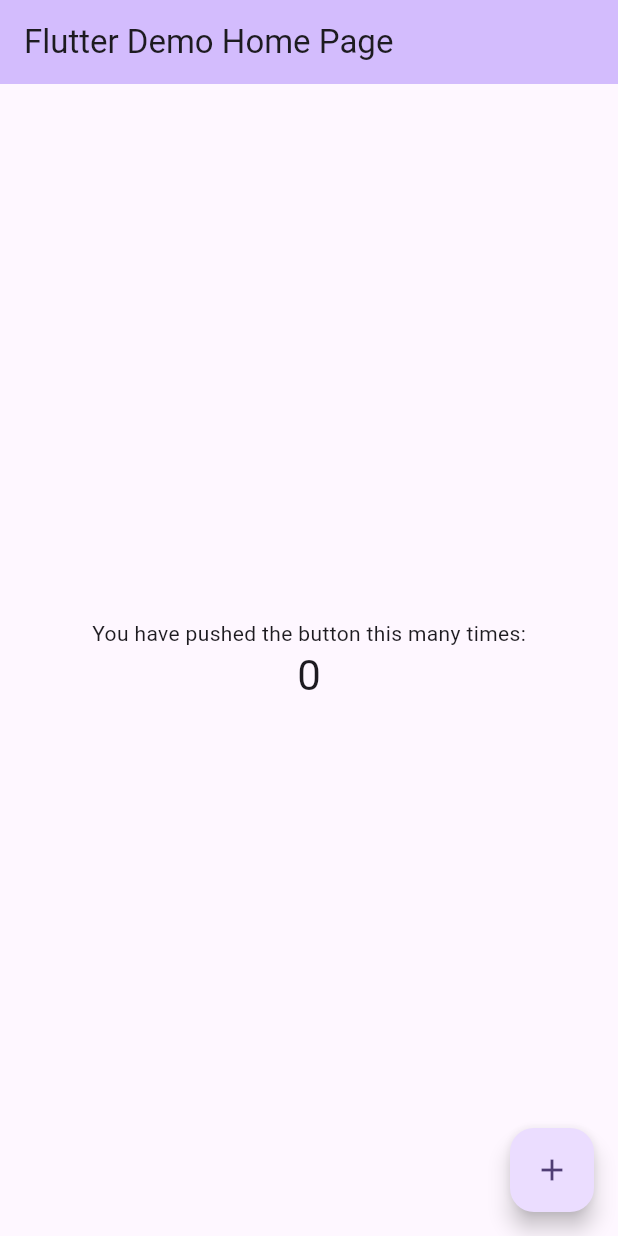
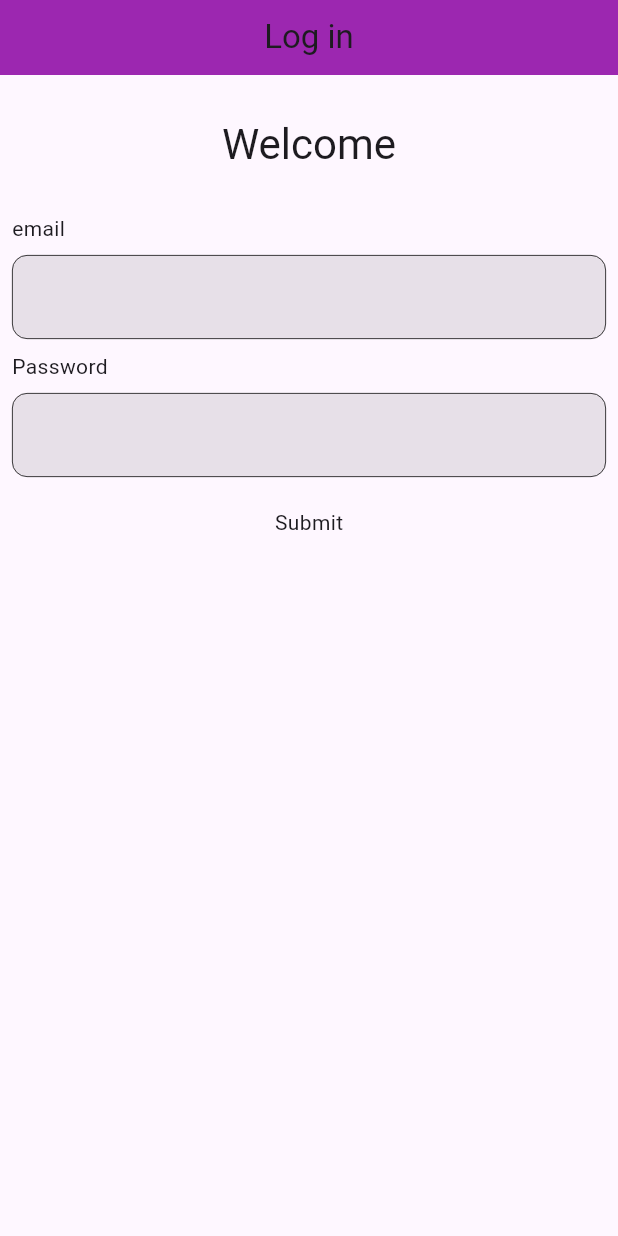
Before and after one commit to lekaa-alawad/da_assessment, a Flutter app: the screen it shows after launch, on a phone screen of 412 x 824 dp. Run offline on Flutter 3.47's test engine with Material 3 defaults, Android fonts, the phone set to English and light mode, and no system bars; our stand-ins replace awesome_dialog, dartz, dio, equatable, flutter_bloc, flutter_screenutil and 2 more; missing offline and left inert: animated_snack_bar.

Commit message:
login feature

```diff
--- /dev/null
+++ b/lib/core/http/mock_backend.dart
@@ -0,0 +1,18 @@
+import 'package:da_assessment/core/errors/base_error.dart';
+import 'package:da_assessment/feautre/log_in/data/model/user_model.dart';
+import 'package:dartz/dartz.dart';
+
+class MockBackEnd {
+  static UserModel userModel = UserModel(
+      id: '1',
+      email: 'lekaa.alawad@gmail.com'
+          '',
+      name: 'leka',
+      balance: 1000,
+      verificationStatus: '1',
+      activeTopUp: []);
+
+  static Future<Either<BaseError, Data>> login<Data>() async {
+    return Right(userModel as Data);
+  }
+}
--- /dev/null
+++ b/lib/core/ui/custom_appBar.dart
@@ -0,0 +1,22 @@
+import 'package:flutter/material.dart';
+
+class CustomAppBar extends StatelessWidget implements PreferredSizeWidget {
+  final String title;
+
+  const CustomAppBar({
+    super.key,
+    required this.title,
+  });
+
+  @override
+  Size get preferredSize => const Size.fromHeight(50);
+
+  @override
+  Widget build(BuildContext context) {
+    return AppBar(
+      backgroundColor: Colors.purple,
+      title: Text(title),
+      centerTitle: true,
+    );
+  }
+}
--- /dev/null
+++ b/lib/feautre/log_in/data/data_source/concrete_user_datasource.dart
@@ -0,0 +1,14 @@
+import 'package:da_assessment/core/http/mock_backend.dart';
+import 'package:da_assessment/feautre/log_in/domain/usecase/log_in_usecase.dart';
+import 'package:dartz/dartz.dart';
+
+import '../../../../core/errors/base_error.dart';
+import '../model/user_model.dart';
+import 'login_remote_datasource.dart';
+
+class ConcreteUserRemoteDataSource extends UserRemoteDataSource {
+  @override
+  Future<Either<BaseError, UserModel>> login(LogInParams params) {
+    return MockBackEnd.login();
+  }
+}
--- /dev/null
+++ b/lib/feautre/log_in/data/data_source/login_remote_datasource.dart
@@ -0,0 +1,10 @@
+import 'package:da_assessment/feautre/log_in/domain/usecase/log_in_usecase.dart';
+import 'package:dartz/dartz.dart';
+
+import '../../../../core/data_source/remote_data_source.dart';
+import '../../../../core/errors/base_error.dart';
+import '../model/user_model.dart';
+
+abstract class UserRemoteDataSource extends RemoteDataSource {
+  Future<Either<BaseError, UserModel>> login(LogInParams params);
+}
--- /dev/null
+++ b/lib/feautre/log_in/data/model/user_model.dart
@@ -0,0 +1,46 @@
+import 'package:da_assessment/core/models/base_model.dart';
+import 'package:da_assessment/feautre/log_in/domain/entity/user_entity.dart';
+
+class UserModel extends BaseModel<UserEntity> {
+  final String id;
+  final String email;
+  final String name;
+  final int balance;
+  final String verificationStatus;
+  final List activeTopUp;
+
+  UserModel(
+      {required this.id,
+      required this.email,
+      required this.name,
+      required this.balance,
+      required this.verificationStatus,
+      required this.activeTopUp});
+
+  factory UserModel.fromJson(Map<String, dynamic> json) {
+    return UserModel(
+      id: json['id'],
+      email: json['email'],
+      name: json['name'],
+      balance: json['balance'],
+      verificationStatus: json['verificationStatus'],
+      activeTopUp: json['activeTopUp'],
+    );
+  }
+
+  Map<String, dynamic> toJson() {
+    return {
+      'id': id,
+      'email': email,
+      'name': name,
+      'balance': balance,
+      'verificationStatus': verificationStatus,
+      'activeTopUp': activeTopUp,
+    };
+  }
+
+  @override
+  UserEntity toEntity() {
+    return UserEntity(id, email, name, balance, verificationStatus, activeTopUp);
+  }
+}
--- /dev/null
+++ b/lib/feautre/log_in/data/repository/concrete_user_repository.dart
@@ -0,0 +1,17 @@
+import 'package:da_assessment/feautre/log_in/domain/usecase/log_in_usecase.dart';
+
+import '../../../../core/results/result.dart';
+import '../../domain/entity/user_entity.dart';
+import '../../domain/repository/user_repository.dart';
+import '../data_source/login_remote_datasource.dart';
+
+class ConcreteUserRepository extends UserRepository {
+  UserRemoteDataSource remoteDataSource;
+  ConcreteUserRepository({required this.remoteDataSource});
+
+  @override
+  Future<Result<UserEntity>> login({required LogInParams params}) async {
+    final result = await remoteDataSource.login(params);
+    return call(result: result);
+  }
+}
--- /dev/null
+++ b/lib/feautre/log_in/domain/entity/user_entity.dart
@@ -0,0 +1,15 @@
+import 'package:da_assessment/core/entites/base_entity.dart';
+
+class UserEntity extends BaseEntity {
+  final String id;
+  final String email;
+  final String name;
+  final int balance;
+  final String verificationStatus;
+  final List activeTopUp;
+
+  UserEntity(this.id, this.email, this.name, this.balance, this.verificationStatus, this.activeTopUp);
+
+  @override
+  List<Object?> get props => [email, name, balance, verificationStatus, activeTopUp];
+}
--- /dev/null
+++ b/lib/feautre/log_in/domain/repository/user_repository.dart
@@ -0,0 +1,9 @@
+import 'package:da_assessment/feautre/log_in/domain/usecase/log_in_usecase.dart';
+
+import '../../../../core/repositories/core_repository.dart';
+import '../../../../core/results/result.dart';
+import '../entity/user_entity.dart';
+
+abstract class UserRepository extends CoreRepository {
+  Future<Result<UserEntity>> login({required LogInParams params});
+}
--- /dev/null
+++ b/lib/feautre/log_in/domain/usecase/log_in_usecase.dart
@@ -0,0 +1,30 @@
+import '../../../../core/params/base_params.dart';
+import '../../../../core/results/result.dart';
+import '../../../../core/usecase/usecase.dart';
+import '../entity/user_entity.dart';
+import '../repository/user_repository.dart';
+
+class LogInParams extends BaseParams {
+  LogInParams({required this.email, required this.password});
+
+  final String email;
+  final String password;
+
+  toJson() {
+    return {
+      'email': email,
+      'password': password,
+    };
+  }
+}
+
+class LogInUseCase extends UseCase<UserEntity, LogInParams> {
+  final UserRepository repository;
+
+  LogInUseCase(this.repository);
+
+  @override
+  Future<Result<UserEntity>> call({required LogInParams params}) {
+    return repository.login(params: params);
+  }
+}
--- /dev/null
+++ b/lib/feautre/log_in/ui/login_screen.dart
@@ -0,0 +1,96 @@
+import 'package:da_assessment/core/utils/form_utils/text_field_ext.dart';
+import 'package:da_assessment/core/utils/validators/email_validator.dart';
+import 'package:da_assessment/feautre/log_in/data/repository/concrete_user_repository.dart';
+import 'package:da_assessment/feautre/log_in/domain/entity/user_entity.dart';
+import 'package:da_assessment/feautre/log_in/domain/usecase/log_in_usecase.dart';
+import 'package:flutter/material.dart';
+
+import '../../../core/boilerplate/create_model/widgets/create_model.dart';
+import '../../../core/ui/custom_appBar.dart';
+import '../../../core/ui/custom_text_field.dart';
+import '../../../core/utils/form_utils/form_state_mixin.dart';
+import '../../../core/utils/validators/base_validator.dart';
+import '../../../core/utils/validators/required_validator.dart';
+import '../data/data_source/concrete_user_datasource.dart';
+
+class LoginScreen extends StatefulWidget {
+  const LoginScreen({super.key});
+
+  @override
+  State<LoginScreen> createState() => _LoginScreenState();
+}
+
+class _LoginScreenState extends State<LoginScreen> with FormStateMinxin {
+  @override
+  Widget build(BuildContext context) {
+    return Scaffold(
+      appBar: const CustomAppBar(title: 'Log in'),
+      body: Padding(
+        padding: const EdgeInsets.all(8.0),
+        child: SingleChildScrollView(
+          child: Form(
+            key: form.key,
+            child: Column(
+              mainAxisAlignment: MainAxisAlignment.center,
+              crossAxisAlignment: CrossAxisAlignment.center,
+              children: [
+                Padding(
+                  padding: const EdgeInsets.symmetric(vertical: 20),
+                  child: Text('Welcome', style: Theme.of(context).textTheme.headlineMedium),
+                ),
+                CustomTextField(
+                  labelText: 'email',
+                  textEditingController: form.controllers[0],
+                  focusNode: form.nodes[0],
+                  nextFocusNode: form.nodes[1],
+                  keyboardType: TextInputType.emailAddress,
+                  validator: (value) {
+                    return BaseValidator.validateValue(
+                      context,
+                      value!,
+                      [
+                        RequiredValidator(),
+                        EmailValidator(),
+                      ],
+                    );
+                  },
+                ),
+                CustomTextField(
+                  labelText: 'Password',
+                  textEditingController: form.controllers[1],
+                  focusNode: form.nodes[1],
+                  validator: (value) {
+                    return BaseValidator.validateValue(
+                      context,
+                      value!,
+                      [
+                        RequiredValidator(),
+                      ],
+                    );
+                  },
+                ),
+                const SizedBox(height: 20),
+                CreateModel(
+                  onTap: () {
+                    return form.validate();
+                  },
+                  onSuccess: (UserEntity model) {
+                    //Navigation.push( const HomeScreen());
+                  },
+                  useCaseCallBack: (model) =>
+                      LogInUseCase(ConcreteUserRepository(remoteDataSource: ConcreteUserRemoteDataSource())).call(
+                          params: LogInParams(email: form.controllers[0].text, password: form.controllers[1].text)),
+                  withValidation: true,
+                  child: const Text('Submit'),
+                ),
+              ],
+            ),
+          ),
+        ),
+      ),
+    );
+  }
+
+  @override
+  int numberOfFields() => 2;
+}
--- a/lib/main.dart
+++ b/lib/main.dart
@@ -1,4 +1,8 @@
+import 'package:da_assessment/feautre/log_in/ui/login_screen.dart';
 import 'package:flutter/material.dart';
+import 'package:flutter_screenutil/flutter_screenutil.dart';
+
+import 'core/utils/keys.dart';
 
 void main() {
   runApp(const MyApp());
@@ -10,116 +14,20 @@
   // This widget is the root of your application.
   @override
   Widget build(BuildContext context) {
-    return MaterialApp(
-      title: 'Flutter Demo',
-      theme: ThemeData(
-        // This is the theme of your application.
-        //
-        // TRY THIS: Try running your application with "flutter run". You'll see
-        // the application has a purple toolbar. Then, without quitting the app,
-        // try changing the seedColor in the colorScheme below to Colors.green
-        // and then invoke "hot reload" (save your changes or press the "hot
-        // reload" button in a Flutter-supported IDE, or press "r" if you used
-        // the command line to start the app).
-        //
-        // Notice that the counter didn't reset back to zero; the application
-        // state is not lost during the reload. To reset the state, use hot
-        // restart instead.
-        //
-        // This works for code too, not just values: Most code changes can be
-        // tested with just a hot reload.
-        colorScheme: ColorScheme.fromSeed(seedColor: Colors.deepPurple),
-        useMaterial3: true,
-      ),
-      home: const MyHomePage(title: 'Flutter Demo Home Page'),
+    return ScreenUtilInit(
+      designSize: const Size(360, 690),
+      minTextAdapt: true,
+      builder: (_, child) {
+        return MaterialApp(
+          navigatorKey: Keys.navigatorKey,
+          title: 'Da Studio Assessment',
+          theme: ThemeData(
+            colorScheme: ColorScheme.fromSeed(seedColor: Colors.deepPurple),
+            useMaterial3: true,
+          ),
+          home: const LoginScreen(),
+        );
+      },
     );
   }
 }
-
-class MyHomePage extends StatefulWidget {
-  const MyHomePage({super.key, required this.title});
-
-  // This widget is the home page of your application. It is stateful, meaning
-  // that it has a State object (defined below) that contains fields that affect
-  // how it looks.
-
-  // This class is the configuration for the state. It holds the values (in this
-  // case the title) provided by the parent (in this case the App widget) and
-  // used by the build method of the State. Fields in a Widget subclass are
-  // always marked "final".
-
-  final String title;
-
-  @override
-  State<MyHomePage> createState() => _MyHomePageState();
-}
-
-class _MyHomePageState extends State<MyHomePage> {
-  int _counter = 0;
-
-  void _incrementCounter() {
-    setState(() {
-      // This call to setState tells the Flutter framework that something has
-      // changed in this State, which causes it to rerun the build method below
-      // so that the display can reflect the updated values. If we changed
-      // _counter without calling setState(), then the build method would not be
-      // called again, and so nothing would appear to happen.
-      _counter++;
-    });
-  }
-
-  @override
-  Widget build(BuildContext context) {
-    // This method is rerun every time setState is called, for instance as done
-    // by the _incrementCounter method above.
-    //
-    // The Flutter framework has been optimized to make rerunning build methods
-    // fast, so that you can just rebuild anything that needs updating rather
-    // than having to individually change instances of widgets.
-    return Scaffold(
-      appBar: AppBar(
-        // TRY THIS: Try changing the color here to a specific color (to
-        // Colors.amber, perhaps?) and trigger a hot reload to see the AppBar
-        // change color while the other colors stay the same.
-        backgroundColor: Theme.of(context).colorScheme.inversePrimary,
-        // Here we take the value from the MyHomePage object that was created by
-        // the App.build method, and use it to set our appbar title.
-        title: Text(widget.title),
-      ),
-      body: Center(
-        // Center is a layout widget. It takes a single child and positions it
-        // in the middle of the parent.
-        child: Column(
-          // Column is also a layout widget. It takes a list of children and
-          // arranges them vertically. By default, it sizes itself to fit its
-          // children horizontally, and tries to be as tall as its parent.
-          //
-          // Column has various properties to control how it sizes itself and
-          // how it positions its children. Here we use mainAxisAlignment to
-          // center the children vertically; the main axis here is the vertical
-          // axis because Columns are vertical (the cross axis would be
-          // horizontal).
-          //
-          // TRY THIS: Invoke "debug painting" (choose the "Toggle Debug Paint"
-          // action in the IDE, or press "p" in the console), to see the
-          // wireframe for each widget.
-          mainAxisAlignment: MainAxisAlignment.center,
-          children: <Widget>[
-            const Text(
-              'You have pushed the button this many times:',
-            ),
-            Text(
-              '$_counter',
-              style: Theme.of(context).textTheme.headlineMedium,
-            ),
-          ],
-        ),
-      ),
-      floatingActionButton: FloatingActionButton(
-        onPressed: _incrementCounter,
-        tooltip: 'Increment',
-        child: const Icon(Icons.add),
-      ), // This trailing comma makes auto-formatting nicer for build methods.
-    );
-  }
-}
```
Also changed, not shown: lib/core/boilerplate/create_model/cubits/create_model_cubit.dart (+8 -8 lines).
